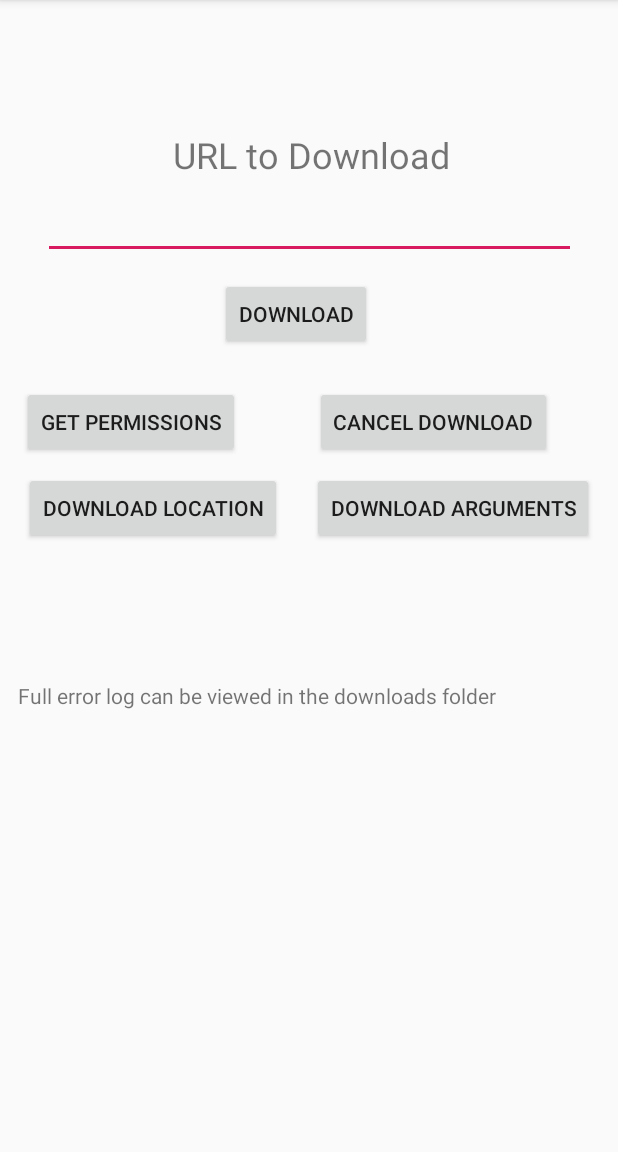
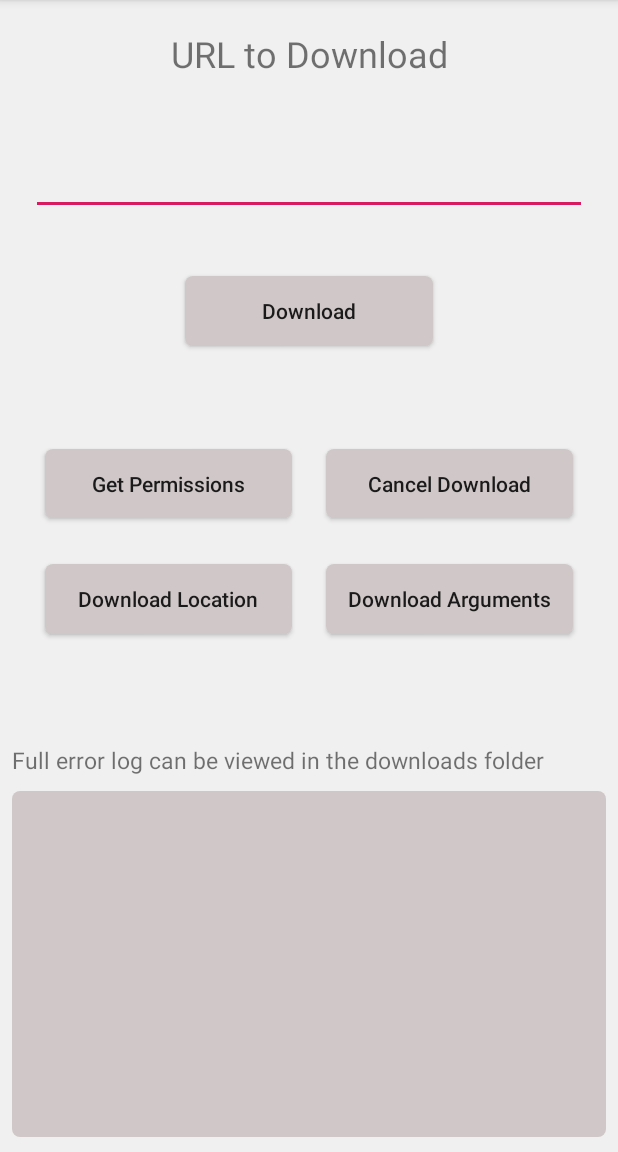
Before and after one commit to daniel-sudz/simple-dl, an Android app: the screen it shows after launch (MainActivity), on a phone screen of 412 x 824 dp, the part 84-1236 px from its top. Run offline under Robolectric (Android 15) with nearby library versions, the phone set to English and light mode, and no system bars; libraries missing offline, so code that uses them is left out: com.chaquo.python, com.jakewharton.processphoenix.

Commit message:
Responsive UI scaling with constraint layout added

```diff
--- a/app/build.gradle
+++ b/app/build.gradle
@@ -19,9 +19,9 @@ android {
             abiFilters "armeabi-v7a", "x86" , "x86_64" , "arm64-v8a"
         }
         applicationId "com.dansudz.simpledl"
-        minSdkVersion 16 //23
+        minSdkVersion 17 //23
         targetSdkVersion 29 //29
-        versionCode 4
+        versionCode 11
         versionName "1.0.0"
         testInstrumentationRunner "androidx.test.runner.AndroidJUnitRunner"
     }
@@ -37,7 +37,10 @@ dependencies {
     implementation fileTree(dir: 'libs', include: ['*.jar'])
     implementation 'com.jakewharton:process-phoenix:2.0.0'
     implementation 'androidx.appcompat:appcompat:1.0.2'
-    implementation 'androidx.constraintlayout:constraintlayout:1.1.3'
+    implementation "androidx.constraintlayout:constraintlayout:1.1.3"
+    implementation 'com.android.support.constraint:constraint-layout:1.1.2'
+
+    //implementation "androidx.constraintlayout.widget.constraintlayout:1.1.3"
     testImplementation 'junit:junit:4.12'
     androidTestImplementation 'androidx.test:runner:1.2.0'
     androidTestImplementation 'androidx.test.espresso:espresso-core:3.2.0'
--- a/app/src/main/AndroidManifest.xml
+++ b/app/src/main/AndroidManifest.xml
@@ -4,7 +4,6 @@
     <uses-permission android:name="android.permission.READ_EXTERNAL_STORAGE" />
     <uses-permission android:name="android.permission.WRITE_EXTERNAL_STORAGE" />
     <uses-permission android:name="android.permission.WAKE_LOCK" />
-    <uses-permission android:name="android.permission.REQUEST_INSTALL_PACKAGES" />
     <uses-permission android:name="android.permission.INTERNET"></uses-permission>
     <application
 
--- /dev/null
+++ b/app/src/main/res/drawable/round_button.xml
@@ -0,0 +1,6 @@
+<?xml version="1.0" encoding="utf-8"?>
+<shape xmlns:android="http://schemas.android.com/apk/res/android"
+    android:shape="rectangle">
+    <solid  android:color="#d0c8c8" />
+    <corners android:radius="5dp" />
+</shape>
--- a/app/src/main/res/layout/activity_main.xml
+++ b/app/src/main/res/layout/activity_main.xml
@@ -1,148 +1,233 @@
 <?xml version="1.0" encoding="utf-8"?>
+
 <androidx.constraintlayout.widget.ConstraintLayout xmlns:android="http://schemas.android.com/apk/res/android"
+
     xmlns:app="http://schemas.android.com/apk/res-auto"
     xmlns:tools="http://schemas.android.com/tools"
+    android:id="@+id/relativeLayout"
     android:layout_width="match_parent"
     android:layout_height="match_parent"
+    android:background="#f0f0f0"
     tools:context=".MainActivity">
 
-    <TextView
+
+    <androidx.constraintlayout.widget.Guideline
+        android:id="@+id/guideline1"
         android:layout_width="wrap_content"
         android:layout_height="wrap_content"
-        android:layout_marginEnd="112dp"
+        android:orientation="horizontal"
+        app:layout_constraintGuide_percent="0.55"
+        app:layout_constraintWidth_default="percent" />
+
+    <androidx.constraintlayout.widget.Guideline
+        android:id="@+id/guideline2"
+        android:layout_width="wrap_content"
+        android:layout_height="wrap_content"
+        android:orientation="horizontal"
+        app:layout_constraintGuide_percent="0.45"
+        app:layout_constraintWidth_default="percent" />
+
+    <androidx.constraintlayout.widget.Guideline
+        android:id="@+id/guideline3"
+        android:layout_width="wrap_content"
+        android:layout_height="wrap_content"
+        android:orientation="horizontal"
+        app:layout_constraintGuide_percent="0.3"
+        app:layout_constraintWidth_default="percent" />
+
+    <androidx.constraintlayout.widget.Guideline
+        android:id="@+id/guideline4"
+        android:layout_width="wrap_content"
+        android:layout_height="wrap_content"
+        android:orientation="horizontal"
+        app:layout_constraintGuide_percent="0.025"
+        app:layout_constraintWidth_default="percent" />
+
+    <androidx.constraintlayout.widget.Guideline
+        android:id="@+id/guideline5"
+        android:layout_width="wrap_content"
+        android:layout_height="wrap_content"
+        android:orientation="horizontal"
+        app:layout_constraintGuide_percent="0.2"
+        app:layout_constraintWidth_default="percent" />
+
+
+    <TextView
+        android:id="@+id/download_text"
+        android:layout_width="wrap_content"
+        android:layout_height="wrap_content"
+
         android:importantForAutofill="no"
+
+
         android:text="URL to Download"
         android:textSize="24sp"
-        app:layout_constraintBottom_toBottomOf="parent"
-        app:layout_constraintEnd_toEndOf="parent"
-        app:layout_constraintHorizontal_bias="0.136"
         app:layout_constraintLeft_toLeftOf="parent"
         app:layout_constraintRight_toRightOf="parent"
-        app:layout_constraintTop_toTopOf="parent"
-        app:layout_constraintVertical_bias="0.118" />
+        app:layout_constraintTop_toTopOf="@id/guideline4" />
 
     <EditText
         android:id="@+id/user_url_input"
+        android:layout_width="0dp"
         android:layout_height="wrap_content"
-        android:layout_width="355dp"
-        android:layout_marginEnd="28dp"
-        android:ems="10"
+
+        android:layout_margin="10dp"
         android:importantForAutofill="no"
         android:inputType="textPersonName"
-        app:layout_constraintBottom_toBottomOf="parent"
-        app:layout_constraintEnd_toEndOf="parent"
-        app:layout_constraintHorizontal_bias="0.136"
+        app:layout_constraintBottom_toTopOf="@id/guideline5"
         app:layout_constraintLeft_toLeftOf="parent"
         app:layout_constraintRight_toRightOf="parent"
-        app:layout_constraintTop_toTopOf="parent"
-        android:gravity="bottom"
-        app:layout_constraintVertical_bias="0.176" />
+        app:layout_constraintWidth_percent="0.9" />
+
 
     <Button
+
         android:id="@+id/permission_button"
-        android:layout_width="wrap_content"
-        android:layout_height="wrap_content"
-        android:layout_marginEnd="252dp"
+        android:layout_width="0dp"
+        android:layout_height="0dp"
+
+        android:layout_marginLeft="30dp"
+
+        android:layout_marginRight="30dp"
+        android:background="@drawable/round_button"
+
+
         android:importantForAutofill="no"
         android:text="Get Permissions"
-        app:layout_constraintBottom_toBottomOf="parent"
-        app:layout_constraintEnd_toEndOf="parent"
-        app:layout_constraintHorizontal_bias="0.136"
+
+        android:textAllCaps="false"
+        app:layout_constraintBottom_toTopOf="@id/guideline2"
+        app:layout_constraintHeight_percent="0.06"
+
         app:layout_constraintLeft_toLeftOf="parent"
-        app:layout_constraintRight_toRightOf="parent"
-        app:layout_constraintTop_toTopOf="parent"
-        app:layout_constraintVertical_bias="0.357" />
+
+        app:layout_constraintWidth_percent="0.4" />
+
 
     <Button
         android:id="@+id/download_video_button"
-        android:layout_width="wrap_content"
-        android:layout_height="wrap_content"
-        android:layout_marginEnd="164dp"
+        android:layout_width="0dp"
+        android:layout_height="0dp"
+
+        android:background="@drawable/round_button"
+
+
         android:importantForAutofill="no"
         android:text="Download"
-        app:layout_constraintBottom_toBottomOf="parent"
-        app:layout_constraintEnd_toEndOf="parent"
-        app:layout_constraintHorizontal_bias="0.136"
+        android:textAllCaps="false"
+
+
+        app:layout_constraintBottom_toTopOf="@id/guideline3"
+        app:layout_constraintHeight_percent="0.06"
         app:layout_constraintLeft_toLeftOf="parent"
         app:layout_constraintRight_toRightOf="parent"
-        app:layout_constraintTop_toTopOf="parent"
-        app:layout_constraintVertical_bias="0.257" />
+
+        app:layout_constraintWidth_percent="0.4" />
 
     <Button
         android:id="@+id/cancel_video_download"
-        android:layout_width="wrap_content"
-        android:layout_height="wrap_content"
-        android:layout_marginEnd="44dp"
+        android:layout_width="0dp"
+        android:layout_height="0dp"
+
+        android:layout_marginLeft="30dp"
+
+
+        android:layout_marginRight="30dp"
+        android:background="@drawable/round_button"
+
+
         android:importantForAutofill="no"
         android:text="Cancel Download"
-        app:layout_constraintBottom_toBottomOf="parent"
-        app:layout_constraintEnd_toEndOf="parent"
-        app:layout_constraintHorizontal_bias="0.136"
-        app:layout_constraintLeft_toLeftOf="parent"
+
+        android:textAllCaps="false"
+        app:layout_constraintBottom_toBottomOf="@id/guideline2"
+        app:layout_constraintHeight_percent="0.06"
+
         app:layout_constraintRight_toRightOf="parent"
-        app:layout_constraintTop_toTopOf="parent"
-        app:layout_constraintVertical_bias="0.357" />
+
+        app:layout_constraintWidth_percent="0.4" />
 
     <TextView
         android:id="@+id/logtobedisplayed"
-        android:layout_width="392dp"
-        android:layout_height="25dp"
-        android:layout_marginEnd="8dp"
+        android:layout_width="0dp"
+        android:layout_height="wrap_content"
+        android:layout_margin="10dp"
         android:text="TextView"
-        app:layout_constraintBottom_toBottomOf="parent"
-        app:layout_constraintEnd_toEndOf="parent"
-        app:layout_constraintHorizontal_bias="0.136"
+
+        android:textSize="15sp"
+        app:layout_constraintBottom_toTopOf="@id/actualllog"
+
         app:layout_constraintLeft_toLeftOf="parent"
         app:layout_constraintRight_toRightOf="parent"
-        app:layout_constraintTop_toTopOf="parent"
-        app:layout_constraintVertical_bias="0.611" />
+        app:layout_constraintWidth_percent="0.96" />
+
 
     <TextView
         android:id="@+id/actualllog"
-        android:textStyle="bold"
-        android:layout_width="393dp"
-        android:layout_height="198dp"
-        android:layout_marginEnd="8dp"
+        android:layout_width="0dp"
+        android:layout_height="0dp"
+        android:layout_margin="10dp"
+
+
+        android:background="@drawable/round_button"
+        android:gravity="bottom"
         android:scrollbars="vertical"
         android:text=""
+        android:textStyle="bold"
         app:layout_constraintBottom_toBottomOf="parent"
-        app:layout_constraintEnd_toEndOf="parent"
-        app:layout_constraintHorizontal_bias="0.136"
+        app:layout_constraintHeight_percent="0.3"
         app:layout_constraintLeft_toLeftOf="parent"
         app:layout_constraintRight_toRightOf="parent"
-        app:layout_constraintTop_toTopOf="parent"
-        app:layout_constraintVertical_bias="0.969"
-        android:gravity="bottom"    />
+
+        app:layout_constraintWidth_percent="0.96" />
 
     <Button
         android:id="@+id/set_directory"
-        android:layout_width="wrap_content"
-        android:layout_height="wrap_content"
-        android:layout_marginEnd="224dp"
+        android:layout_width="0dp"
+        android:layout_height="0dp"
+
+
+        android:layout_marginLeft="30dp"
+        android:layout_marginRight="30dp"
+
+
+        android:background="@drawable/round_button"
+
+
         android:importantForAutofill="no"
         android:text="Download Location"
-        app:layout_constraintBottom_toBottomOf="parent"
-        app:layout_constraintEnd_toEndOf="parent"
-        app:layout_constraintHorizontal_bias="0.136"
+        android:textAllCaps="false"
+        app:layout_constraintBottom_toTopOf="@id/guideline1"
+
+        app:layout_constraintHeight_percent="0.06"
+
         app:layout_constraintLeft_toLeftOf="parent"
-        app:layout_constraintRight_toRightOf="parent"
-        app:layout_constraintTop_toTopOf="parent"
-        app:layout_constraintVertical_bias="0.437" />
+        app:layout_constraintWidth_percent="0.4" />
 
     <Button
         android:id="@+id/cli_arguments"
-        android:layout_width="wrap_content"
-        android:layout_height="wrap_content"
-        android:layout_marginEnd="16dp"
+
+
+        android:layout_width="0dp"
+        android:layout_height="0dp"
+
+        android:layout_marginLeft="30dp"
+
+        android:layout_marginRight="30dp"
+        android:background="@drawable/round_button"
+
+
         android:importantForAutofill="no"
         android:text="Download Arguments"
-        app:layout_constraintBottom_toBottomOf="parent"
-        app:layout_constraintEnd_toEndOf="parent"
-        app:layout_constraintHorizontal_bias="0.136"
-        app:layout_constraintLeft_toLeftOf="parent"
+
+        android:textAllCaps="false"
+        app:layout_constraintBottom_toTopOf="@id/guideline1"
+        app:layout_constraintHeight_percent="0.06"
+
         app:layout_constraintRight_toRightOf="parent"
-        app:layout_constraintTop_toTopOf="parent"
-        app:layout_constraintVertical_bias="0.437" />
+
+        app:layout_constraintWidth_percent="0.4" />
+
 
 
 
--- a/build.gradle
+++ b/build.gradle
@@ -18,6 +18,7 @@ buildscript {
 
 allprojects {
     repositories {
+        mavenCentral()
         google()
         jcenter()
 
```
